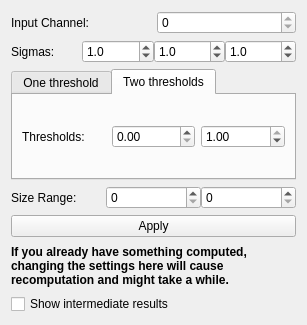
This is ilastik/applets/thresholdTwoLevels/drawer.ui in ilastik/ilastik as Qt 5 draws it before an edit. The edited form follows.
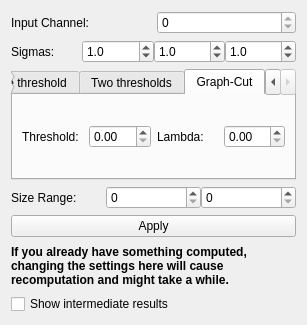
This is the edited form. The open tabs and pages were chosen to show the change.

Patch:
```diff
--- a/ilastik/applets/thresholdTwoLevels/drawer.ui
+++ b/ilastik/applets/thresholdTwoLevels/drawer.ui
@@ -219,6 +219,58 @@
        </item>
       </layout>
      </widget>
+      
+     <widget class="QWidget" name="tab_3">
+      <attribute name="title">
+       <string>Graph-Cut</string>
+      </attribute>
+      <layout class="QHBoxLayout" name="horizontalLayout_8">
+       <item>
+        <layout class="QHBoxLayout" name="horizontalLayout_9">
+         <item>
+          <widget class="QLabel" name="label_7">
+           <property name="text">
+            <string>Threshold:</string>
+           </property>
+          </widget>
+         </item>
+         <item>
+          <widget class="QDoubleSpinBox" name="thresholdSpinBoxGC">
+           <property name="toolTip">
+            <string>Threshold value</string>
+           </property>
+           <property name="maximum">
+            <double>1.000000000000000</double>
+           </property>
+           <property name="singleStep">
+            <double>0.010000000000000</double>
+           </property>
+          </widget>
+         </item>
+         <item>
+          <widget class="QLabel" name="label_8">
+           <property name="text">
+            <string>Lambda:</string>
+           </property>
+          </widget>
+         </item>
+         <item>
+          <widget class="QDoubleSpinBox" name="lambdaSpinBoxGC">
+           <property name="toolTip">
+            <string>Lambda value</string>
+           </property>
+           <property name="maximum">
+            <double>1.000000000000000</double>
+           </property>
+           <property name="singleStep">
+            <double>0.010000000000000</double>
+           </property>
+          </widget>
+         </item>
+        </layout>
+       </item>
+      </layout>
+     </widget>
     </widget>
    </item>
    <item>
```
Left out of the diff: 4 changed lines with no effect on the pictures.
